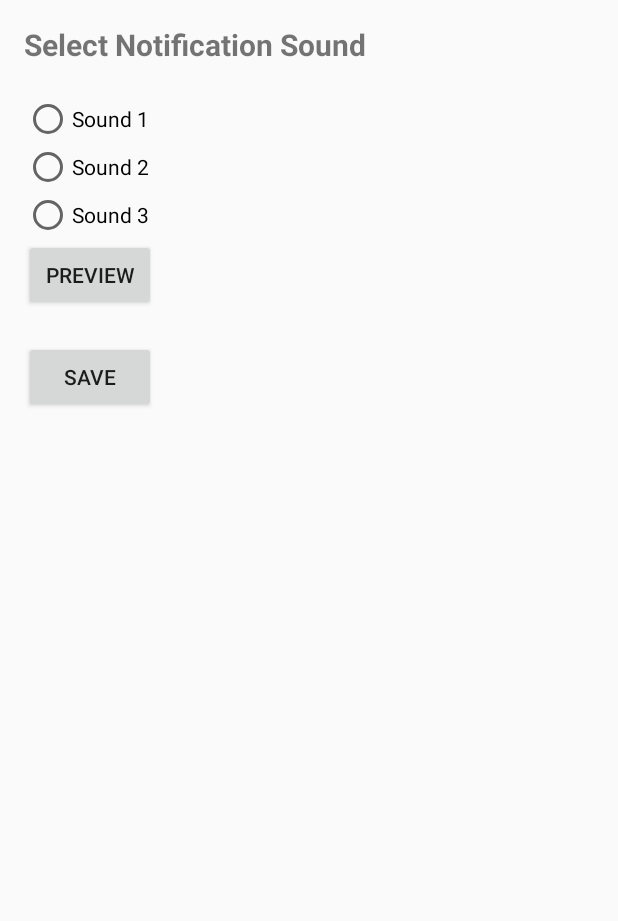
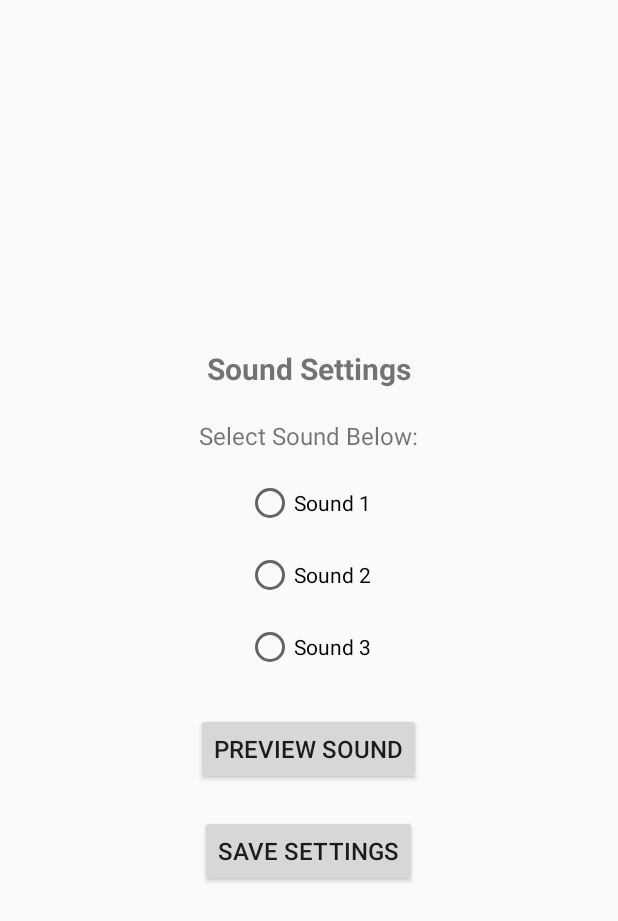
Before and after one commit to chapl1n03/Timer-Project, an Android app: the layout activity_sound.xml on its own in the app's theme, with its tools: preview values and no code run, on a phone screen of 412 x 824 dp. Shown: the top 921 px of the screen. Run offline under Robolectric (Android 15) with nearby library versions, the phone set to English and light mode, and no system bars.

Commit message:
sound screen added

```diff
--- a/app/src/main/res/layout/activity_sound.xml
+++ b/app/src/main/res/layout/activity_sound.xml
@@ -3,50 +3,75 @@
     android:layout_width="match_parent"
     android:layout_height="match_parent"
     android:orientation="vertical"
-    android:padding="16dp">
+    android:padding="16dp"
+    android:gravity="center">
 
+    <!-- Sound Settings Header -->
     <TextView
+        android:id="@+id/soundLabel"
         android:layout_width="wrap_content"
         android:layout_height="wrap_content"
-        android:text="Select Notification Sound"
+        android:text="Sound Settings"
         android:textSize="20sp"
         android:textStyle="bold"
-        android:layout_marginBottom="20dp" />
+        android:layout_marginBottom="20dp"/>
+
+    <!-- Sound Selection -->
+    <TextView
+        android:id="@+id/selectSoundLabel"
+        android:layout_width="wrap_content"
+        android:layout_height="wrap_content"
+        android:text="Select Sound Below:"
+        android:textSize="16sp"
+        android:layout_marginBottom="10dp"/>
 
     <RadioGroup
-        android:id="@+id/soundOptionsGroup"
+        android:id="@+id/soundRadioGroup"
         android:layout_width="wrap_content"
-        android:layout_height="wrap_content">
+        android:layout_height="wrap_content"
+        android:orientation="vertical"
+        android:layout_marginBottom="20dp">
 
+        <!-- Radio Buttons for Sound Options -->
         <RadioButton
-            android:id="@+id/sound1"
+            android:id="@+id/sound1RadioButton"
             android:layout_width="wrap_content"
             android:layout_height="wrap_content"
+            android:minHeight="48dp"
+            android:tag="sound_1"
             android:text="Sound 1" />
 
         <RadioButton
-            android:id="@+id/sound2"
+            android:id="@+id/sound2RadioButton"
             android:layout_width="wrap_content"
             android:layout_height="wrap_content"
+            android:minHeight="48dp"
+            android:tag="sound_2"
             android:text="Sound 2" />
 
         <RadioButton
-            android:id="@+id/sound3"
+            android:id="@+id/sound3RadioButton"
             android:layout_width="wrap_content"
             android:layout_height="wrap_content"
+            android:minHeight="48dp"
+            android:tag="sound_3"
             android:text="Sound 3" />
     </RadioGroup>
 
+    <!-- Preview Sound Button -->
     <Button
-        android:id="@+id/previewButton"
+        android:id="@+id/playPreviewButton"
         android:layout_width="wrap_content"
         android:layout_height="wrap_content"
-        android:text="Preview" />
+        android:text="Preview Sound"
+        android:textSize="16sp"
+        android:layout_marginBottom="20dp"/>
 
+    <!-- Save Settings Button -->
     <Button
-        android:id="@+id/saveButton"
+        android:id="@+id/saveSettingsButton"
         android:layout_width="wrap_content"
         android:layout_height="wrap_content"
-        android:text="Save"
-        android:layout_marginTop="20dp" />
+        android:text="Save Settings"
+        android:textSize="16sp"/>
 </LinearLayout>
```
Also changed, not shown: app/src/main/java/com/example/timerapplication/DatabaseHelper.java (+24 -3 lines), app/src/main/java/com/example/timerapplication/SoundActivity.java (added, +119 -0 lines), app/src/main/java/com/example/timerapplication/TimerActivity.java (+35 -5 lines), 3 other files.
